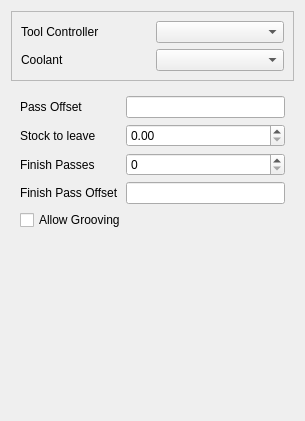
First picture: the form in Gui/Resources/panels/PageOpTurnBaseEdit.ui, repository dubstar-04/TurningAddon, before the edit.
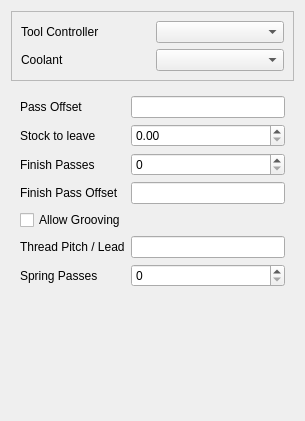
Second picture: the form after the edit. Custom widgets are drawn as their Qt base class.

Commit message: Add threading operation

```diff
--- a/Gui/Resources/panels/PageOpTurnBaseEdit.ui
+++ b/Gui/Resources/panels/PageOpTurnBaseEdit.ui
@@ -99,7 +99,47 @@
         </property>
        </widget>
       </item>
+      <item row="5" column="0">
+       <widget class="QLabel" name="pitchLabel">
+        <property name="text">
+         <string>Thread Pitch / Lead</string>
+        </property>
+        <property name="visible">
+         <bool>false</bool>
+        </property>
+       </widget>
+      </item>
+      <item row="5" column="1">
+       <widget class="Gui::InputField" name="pitch">
+        <property name="toolTip">
+         <string>G33 distance per spindle revolution.</string>
+        </property>
+        <property name="visible">
+         <bool>false</bool>
+        </property>
+       </widget>
+      </item>
       <item row="6" column="0">
+       <widget class="QLabel" name="springPassesLabel">
+        <property name="text">
+         <string>Spring Passes</string>
+        </property>
+        <property name="visible">
+         <bool>false</bool>
+        </property>
+       </widget>
+      </item>
+      <item row="6" column="1">
+       <widget class="QSpinBox" name="springPasses">
+        <property name="minimum">
+         <number>0</number>
+        </property>
+        <property name="visible">
+         <bool>false</bool>
+        </property>
+       </widget>
+      </item>
+      <item row="7" column="0">
        <spacer name="verticalSpacer">
         <property name="orientation">
          <enum>Qt::Vertical</enum>
```
The commit also changes 2 other files.
